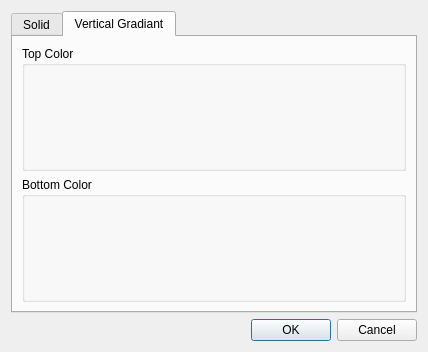
GameOverture/HarmonyEngine, file DesignerTool/src/DlgColorPicker.ui: the form before one commit.
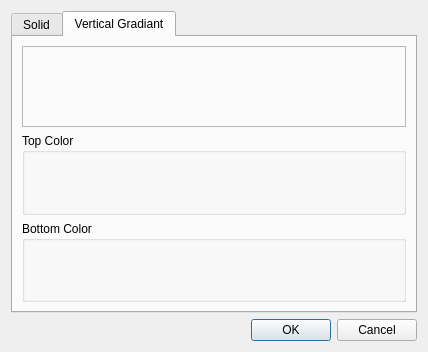
The form after the commit. Custom widgets are drawn as their Qt base class.

```diff
--- a/DesignerTool/src/DlgColorPicker.ui
+++ b/DesignerTool/src/DlgColorPicker.ui
@@ -34,6 +34,16 @@
        <string>Vertical Gradiant</string>
       </attribute>
       <layout class="QVBoxLayout" name="verticalLayout_3">
+       <item>
+        <widget class="QFrame" name="frame">
+         <property name="frameShape">
+          <enum>QFrame::StyledPanel</enum>
+         </property>
+         <property name="frameShadow">
+          <enum>QFrame::Plain</enum>
+         </property>
+        </widget>
+       </item>
        <item>
         <widget class="QGroupBox" name="groupBox_2">
          <property name="title">
```
